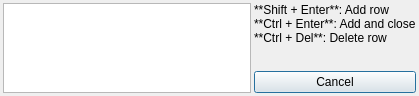
Old version of the form ui/lookup_dialog.ui in the repository KrusnikViers/Lexicanum.
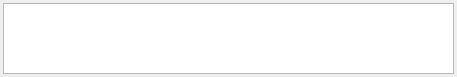
New version of the form.

Commit message: UI overhaul begins

```diff
--- a/ui/lookup_dialog.ui
+++ b/ui/lookup_dialog.ui
@@ -6,8 +6,8 @@
    <rect>
     <x>0</x>
     <y>0</y>
-    <width>419</width>
-    <height>96</height>
+    <width>457</width>
+    <height>77</height>
    </rect>
   </property>
   <layout class="QHBoxLayout" name="main_layout">
@@ -27,69 +27,7 @@
     <number>3</number>
    </property>
    <item>
-    <layout class="QVBoxLayout" name="_layout_2">
-     <property name="spacing">
-      <number>0</number>
-     </property>
-     <item>
-      <widget class="QTableView" name="table_view_placeholder"/>
-     </item>
-     <item>
-      <spacer name="_spacer_2">
-       <property name="orientation">
-        <enum>Qt::Vertical</enum>
-       </property>
-       <property name="sizeType">
-        <enum>QSizePolicy::Expanding</enum>
-       </property>
-       <property name="sizeHint" stdset="0">
-        <size>
-         <width>20</width>
-         <height>40</height>
-        </size>
-       </property>
-      </spacer>
-     </item>
-    </layout>
-   </item>
-   <item>
-    <layout class="QVBoxLayout" name="_layout">
-     <property name="spacing">
-      <number>2</number>
-     </property>
-     <item>
-      <widget class="QLabel" name="_label">
-       <property name="text">
-        <string>**Shift + Enter**: Add row  
-**Ctrl + Enter**: Add and close  
-**Ctrl + Del**: Delete row  </string>
-       </property>
-       <property name="textFormat">
-        <enum>Qt::MarkdownText</enum>
-       </property>
-      </widget>
-     </item>
-     <item>
-      <spacer name="_spacer">
-       <property name="orientation">
-        <enum>Qt::Vertical</enum>
-       </property>
-       <property name="sizeHint" stdset="0">
-        <size>
-         <width>20</width>
-         <height>40</height>
-        </size>
-       </property>
-      </spacer>
-     </item>
-     <item>
-      <widget class="QPushButton" name="cancel">
-       <property name="text">
-        <string>Cancel</string>
-       </property>
-      </widget>
-     </item>
-    </layout>
+    <widget class="QTableView" name="table_view_placeholder"/>
    </item>
   </layout>
  </widget>
```
The commit also changes 1 other file.
